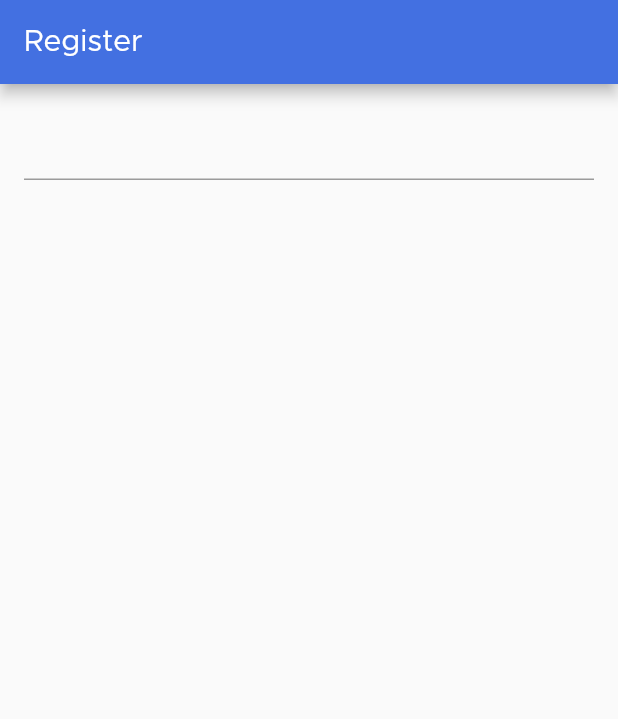
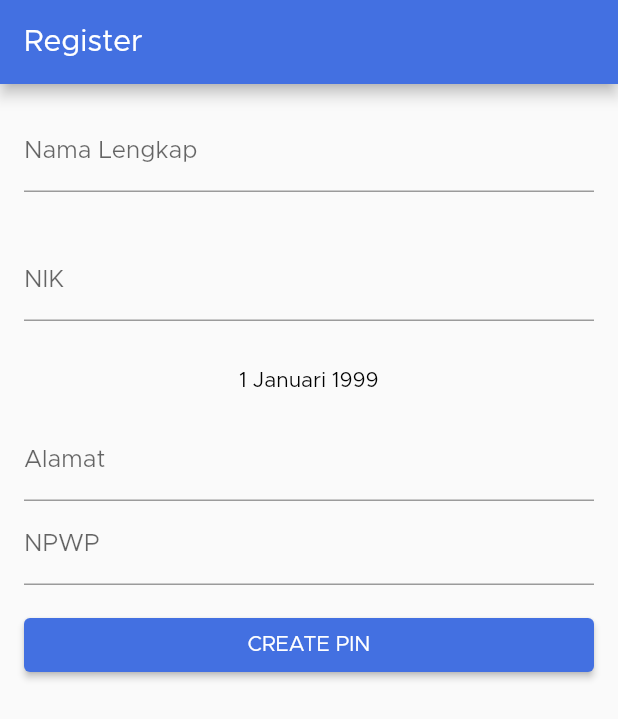
Before and after one commit to Renziera/QUEID, a Flutter app: the DetailPengguna screen opened directly, on a phone screen of 412 x 824 dp. Shown: the top 719 px of the screen. Run offline on Flutter 3.47's test engine with Material 2 defaults, Android fonts, the phone set to English and light mode, and no system bars; our stand-ins replace cloud_firestore, firebase_auth, pin_input_text_field; accounts and stored records are empty.

Commit message:
Register user & tembak identity blockchain

```diff
--- a/app/lib/login.dart
+++ b/app/lib/login.dart
@@ -3,6 +3,7 @@ import 'package:firebase_auth/firebase_auth.dart';
 import 'package:flutter/material.dart';
 import 'package:pin_input_text_field/pin_input_text_field.dart';
 import 'package:queid/home.dart';
+import 'package:queid/main.dart';
 
 class LoginPIN extends StatefulWidget {
   @override
@@ -205,11 +206,46 @@ class _LoginOTPState extends State<LoginOTP> {
   }
 }
 
-class DetailPengguna extends StatelessWidget {
+class DetailPengguna extends StatefulWidget {
+  @override
+  _DetailPenggunaState createState() => _DetailPenggunaState();
+}
+
+class _DetailPenggunaState extends State<DetailPengguna> {
   final TextEditingController _namaController = TextEditingController();
   final TextEditingController _nikController = TextEditingController();
   final TextEditingController _alamatController = TextEditingController();
   final TextEditingController _npwpController = TextEditingController();
+
+  DateTime _tglLahir = DateTime(DateTime.now().year - 20);
+  String _pin;
+
+  void _submit() async {
+    FirebaseUser user = await FirebaseAuth.instance.currentUser();
+    await Firestore.instance.collection('pengguna').document(user.uid).setData({
+      'nama': _namaController.text,
+      'nomor': user.phoneNumber,
+      'nik': _nikController.text,
+      'tglLahir': Timestamp.fromDate(_tglLahir),
+      'alamat': _alamatController.text,
+      'npwp': _npwpController.text,
+      'pin': _pin,
+      'created_at': FieldValue.serverTimestamp(),
+    });
+    Navigator.of(context)
+        .pushReplacement(MaterialPageRoute(builder: (context) => HomeScreen()));
+  }
+
+  void _createPin() async {
+    if (_namaController.text.isEmpty ||
+        _nikController.text.isEmpty ||
+        _alamatController.text.isEmpty ||
+        _npwpController.text.isEmpty) return;
+
+    _pin = await Navigator.of(context)
+        .push(MaterialPageRoute(builder: (context) => CreatePIN()));
+    setState(() {});
+  }
 
   @override
   Widget build(BuildContext context) {
@@ -217,11 +253,60 @@ class DetailPengguna extends StatelessWidget {
       appBar: AppBar(
         title: Text('Register'),
       ),
-      body: SingleChildScrollView(child: Padding(
+      body: SingleChildScrollView(
+          child: Padding(
         padding: const EdgeInsets.all(16.0),
         child: Column(
+          crossAxisAlignment: CrossAxisAlignment.stretch,
           children: <Widget>[
-            TextFormField(),
+            TextField(
+              controller: _namaController,
+              decoration: InputDecoration(labelText: 'Nama Lengkap'),
+            ),
+            SizedBox(height: 16),
+            FutureBuilder<FirebaseUser>(
+              future: FirebaseAuth.instance.currentUser(),
+              builder: (context, a) {
+                return Text(a.data?.phoneNumber ?? '');
+              },
+            ),
+            TextField(
+              controller: _nikController,
+              decoration: InputDecoration(labelText: 'NIK'),
+              keyboardType: TextInputType.number,
+            ),
+            SizedBox(height: 16),
+            FlatButton(
+              child: Text(
+                  '${_tglLahir.day} ${BULAN[_tglLahir.month - 1]} ${_tglLahir.year}'),
+              onPressed: () async {
+                DateTime result = await showDatePicker(
+                  context: context,
+                  initialDate: _tglLahir,
+                  firstDate: DateTime(1945),
+                  lastDate: DateTime(DateTime.now().year - 17),
+                  initialDatePickerMode: DatePickerMode.year,
+                );
+                if (result == null) return;
+                setState(() {
+                  _tglLahir = result;
+                });
+              },
+            ),
+            TextField(
+              controller: _alamatController,
+              decoration: InputDecoration(labelText: 'Alamat'),
+            ),
+            TextField(
+              controller: _npwpController,
+              decoration: InputDecoration(labelText: 'NPWP'),
+              keyboardType: TextInputType.datetime,
+            ),
+            SizedBox(height: 16),
+            RaisedButton(
+              child: Text(_pin == null ? 'CREATE PIN' : 'SUBMIT'),
+              onPressed: _pin == null ? _createPin : _submit,
+            ),
           ],
         ),
       )),
@@ -235,10 +320,63 @@ class CreatePIN extends StatefulWidget {
 }
 
 class _CreatePINState extends State<CreatePIN> {
+  final TextEditingController _controller = TextEditingController();
+
+  String _pin;
+
   @override
   Widget build(BuildContext context) {
     return Scaffold(
-
+      appBar: AppBar(
+        title: Text('Register'),
+      ),
+      body: Column(
+        mainAxisAlignment: MainAxisAlignment.center,
+        children: <Widget>[
+          Text(
+            '${_pin == null ? 'Create' : 'Verify'} 4-digit PIN',
+            style: TextStyle(fontSize: 20),
+          ),
+          Padding(
+            padding: const EdgeInsets.all(48),
+            child: PinInputTextField(
+              controller: _controller,
+              autoFocus: true,
+              pinLength: 4,
+              keyboardType: TextInputType.number,
+              onSubmit: (pin) {
+                if (_pin == null) {
+                  _controller.clear();
+                  setState(() {
+                    _pin = pin;
+                  });
+                } else {
+                  if (_pin == pin) {
+                    Navigator.of(context).pop(pin);
+                  }
+                }
+              },
+              decoration: BoxLooseDecoration(
+                textStyle: TextStyle(),
+                strokeColor: Color(0xFFD4E4FF),
+                solidColor: Colors.transparent,
+                strokeWidth: 32,
+                radius: Radius.circular(20),
+                enteredColor: Color(0xFF4C89F0),
+                obscureStyle: ObscureStyle(
+                  isTextObscure: true,
+                  obscureText: ' ',
+                ),
+              ),
+            ),
+          ),
+          Padding(
+            padding: const EdgeInsets.symmetric(horizontal: 48),
+            child: Text(
+                'To protect the security of your Que.id wallet, please create a 4-digit PIN. You will use this each time you open this app.'),
+          ),
+        ],
+      ),
     );
   }
 }
--- a/app/lib/main.dart
+++ b/app/lib/main.dart
@@ -33,3 +33,18 @@ const MaterialColor BIRU = const MaterialColor(0xFF4370E1, const {
   800: Color.fromRGBO(67, 112, 225, .9),
   900: Color.fromRGBO(67, 112, 225, 1),
 });
+
+const List<String> BULAN = [
+  'Januari',
+  'Februari',
+  'Maret',
+  'April',
+  'Mei',
+  'Juni',
+  'Juli',
+  'Agustus',
+  'September',
+  'Oktober',
+  'November',
+  'Desember',
+];
```
Also changed, not shown: app/img/logo.png, 24 other files.
